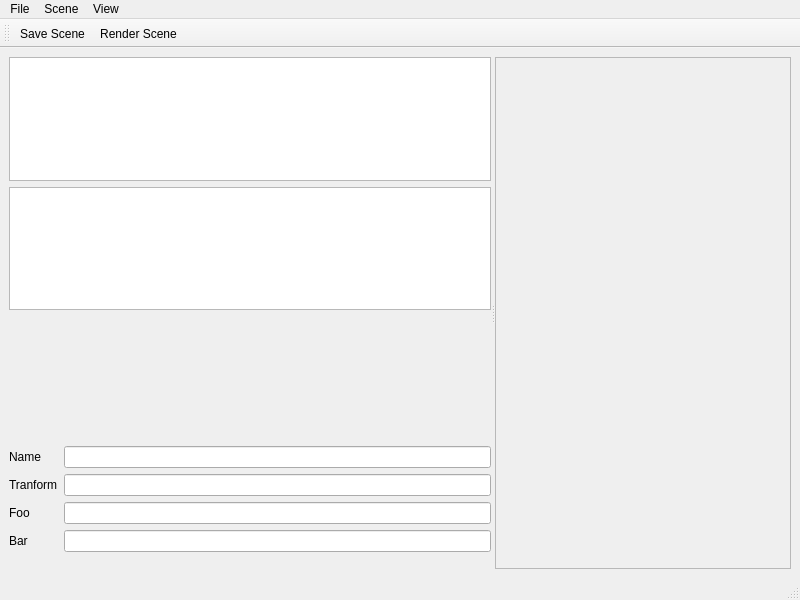
First picture: the form in mainwindow.ui, repository lilianmallardeau/RayTracerGUI, before the edit.
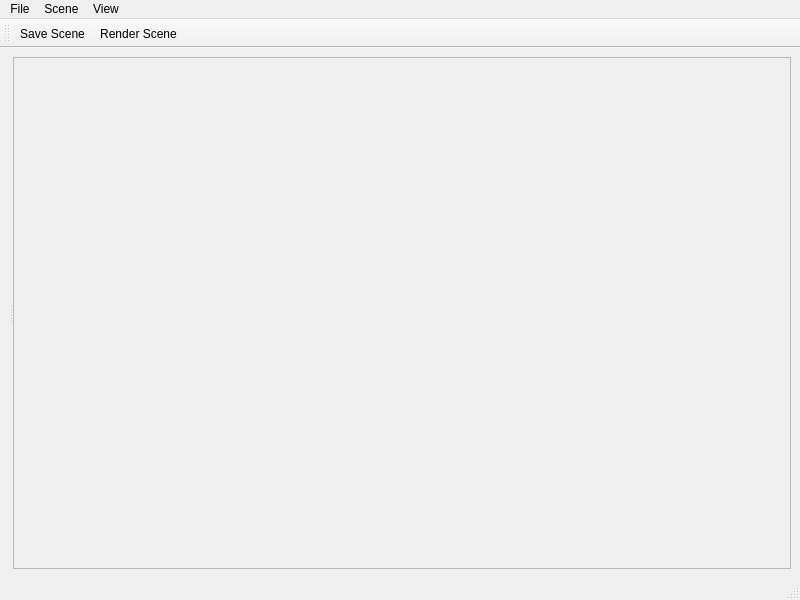
Second picture: the form after the edit.

Patch:
```diff
--- a/mainwindow.ui
+++ b/mainwindow.ui
@@ -52,58 +52,7 @@
          </widget>
         </item>
         <item>
-         <widget class="QWidget" name="test" native="true">
-          <property name="sizePolicy">
-           <sizepolicy hsizetype="Ignored" vsizetype="Ignored">
-            <horstretch>0</horstretch>
-            <verstretch>0</verstretch>
-           </sizepolicy>
-          </property>
-         </widget>
-        </item>
-        <item>
-         <layout class="QFormLayout" name="ObjectEditor">
-          <item row="0" column="0">
-           <widget class="QLabel" name="label_13">
-            <property name="text">
-             <string>Name</string>
-            </property>
-           </widget>
-          </item>
-          <item row="1" column="0">
-           <widget class="QLabel" name="label_15">
-            <property name="text">
-             <string>Tranform</string>
-            </property>
-           </widget>
-          </item>
-          <item row="2" column="0">
-           <widget class="QLabel" name="label_14">
-            <property name="text">
-             <string>Foo</string>
-            </property>
-           </widget>
-          </item>
-          <item row="3" column="0">
-           <widget class="QLabel" name="label_16">
-            <property name="text">
-             <string>Bar</string>
-            </property>
-           </widget>
-          </item>
-          <item row="0" column="1">
-           <widget class="QLineEdit" name="lineEdit"/>
-          </item>
-          <item row="1" column="1">
-           <widget class="QLineEdit" name="lineEdit_2"/>
-          </item>
-          <item row="2" column="1">
-           <widget class="QLineEdit" name="lineEdit_3"/>
-          </item>
-          <item row="3" column="1">
-           <widget class="QLineEdit" name="lineEdit_4"/>
-          </item>
-         </layout>
+         <widget class="QWidget" name="blankWidget" native="true"/>
         </item>
        </layout>
       </widget>
```
